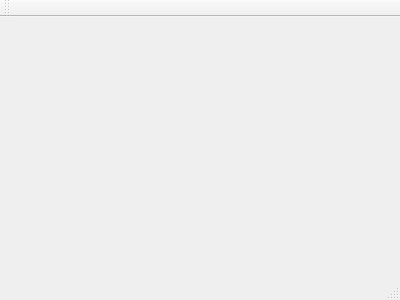
This is mainwindow.ui in TechbearCoding/MouseMove as Qt 5 draws it before an edit. The edited form follows.
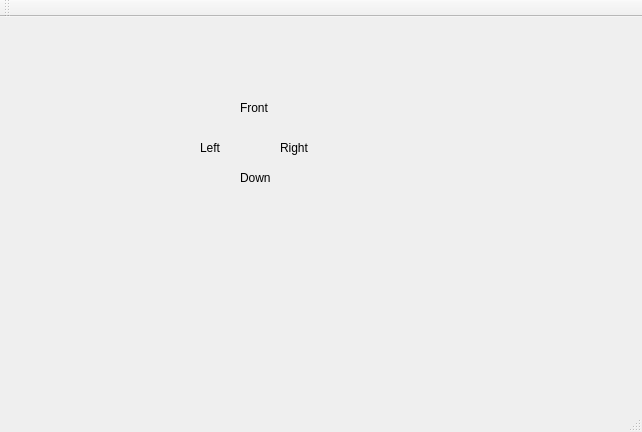
This is the edited form.

The edit to the form file:
```diff
--- a/mainwindow.ui
+++ b/mainwindow.ui
@@ -1,24 +1,92 @@
 <ui version="4.0">
  <class>MainWindow</class>
- <widget class="QMainWindow" name="MainWindow" >
-  <property name="geometry" >
+ <widget class="QMainWindow" name="MainWindow">
+  <property name="geometry">
    <rect>
     <x>0</x>
     <y>0</y>
-    <width>400</width>
-    <height>300</height>
+    <width>642</width>
+    <height>432</height>
    </rect>
   </property>
   <property name="windowTitle" >
    <string>MainWindow</string>
   </property>
-  <widget class="QMenuBar" name="menuBar" />
-  <widget class="QToolBar" name="mainToolBar" />
-  <widget class="QWidget" name="centralWidget" />
-  <widget class="QStatusBar" name="statusBar" />
+  <widget class="QWidget" name="centralWidget">
+   <widget class="QLabel" name="FrontLabel">
+    <property name="geometry">
+     <rect>
+      <x>240</x>
+      <y>70</y>
+      <width>31</width>
+      <height>41</height>
+     </rect>
+    </property>
+    <property name="text">
+     <string>Front</string>
+    </property>
+   </widget>
+   <widget class="QLabel" name="DownLabel">
+    <property name="geometry">
+     <rect>
+      <x>240</x>
+      <y>140</y>
+      <width>31</width>
+      <height>41</height>
+     </rect>
+    </property>
+    <property name="text">
+     <string>Down</string>
+    </property>
+   </widget>
+   <widget class="QLabel" name="rightLabel">
+    <property name="geometry">
+     <rect>
+      <x>280</x>
+      <y>110</y>
+      <width>31</width>
+      <height>41</height>
+     </rect>
+    </property>
+    <property name="text">
+     <string>Right</string>
+    </property>
+   </widget>
+   <widget class="QLabel" name="LeftLabel">
+    <property name="geometry">
+     <rect>
+      <x>200</x>
+      <y>110</y>
+      <width>31</width>
+      <height>41</height>
+     </rect>
+    </property>
+    <property name="text">
+     <string>Left</string>
+    </property>
+   </widget>
+  </widget>
+  <widget class="QMenuBar" name="menuBar">
+   <property name="geometry">
+    <rect>
+     <x>0</x>
+     <y>0</y>
+     <width>642</width>
+     <height>20</height>
+    </rect>
+   </property>
+  </widget>
+  <widget class="QToolBar" name="mainToolBar">
+   <attribute name="toolBarArea">
+    <enum>TopToolBarArea</enum>
+   </attribute>
+   <attribute name="toolBarBreak">
+    <bool>false</bool>
+   </attribute>
+  </widget>
+  <widget class="QStatusBar" name="statusBar"/>
  </widget>
- <layoutDefault spacing="6" margin="11" />
- <pixmapfunction></pixmapfunction>
+ <layoutdefault spacing="6" margin="11"/>
  <resources/>
  <connections/>
 </ui>
```
Left out of the diff: 3 changed lines with no effect on the pictures.
